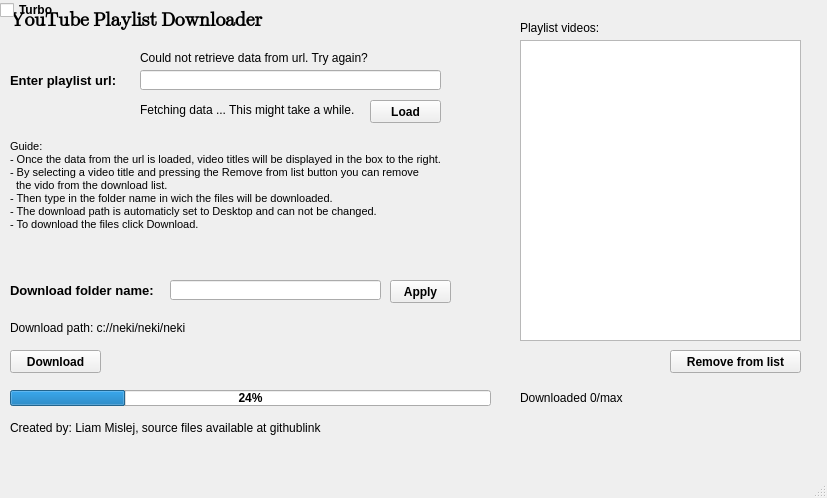
Before: the Qt Designer form ytpd_beta.ui in irahorecka/YouTubePlaylistDownloader, drawn with Qt 5.
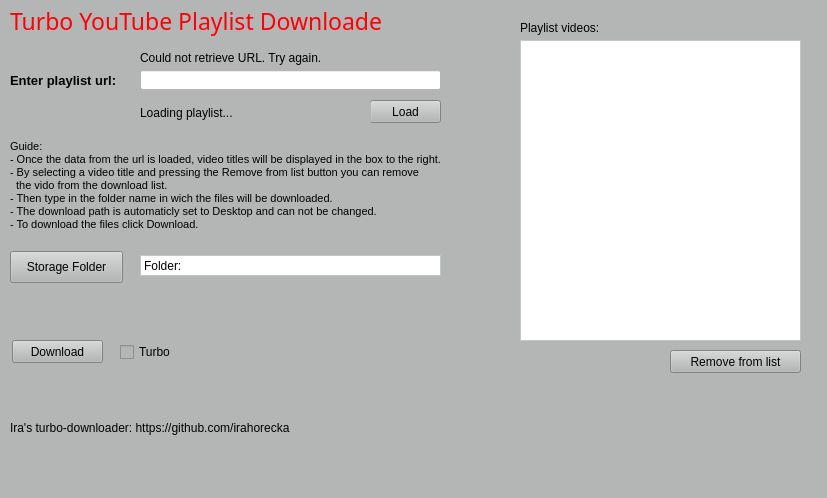
After: the same form once the commit is applied.

Commit message: working frontend and backend - allow turbo with mp3 converter

Patch:
```diff
--- a/ytpd_beta.ui
+++ b/ytpd_beta.ui
@@ -20,27 +20,38 @@
   <property name="windowTitle">
    <string>MainWindow</string>
   </property>
+  <property name="autoFillBackground">
+   <bool>false</bool>
+  </property>
+  <property name="styleSheet">
+   <string notr="true">background-color:rgb(180, 182, 182)</string>
+  </property>
   <widget class="QWidget" name="centralwidget">
    <widget class="QLabel" name="title_label">
     <property name="geometry">
      <rect>
       <x>10</x>
       <y>0</y>
-      <width>271</width>
+      <width>371</width>
       <height>41</height>
      </rect>
     </property>
     <property name="font">
      <font>
-      <family>Segoe UI Emoji</family>
-      <pointsize>14</pointsize>
-      <weight>75</weight>
-      <bold>true</bold>
+      <family>Menlo</family>
+      <pointsize>17</pointsize>
+      <weight>50</weight>
+      <italic>false</italic>
+      <bold>false</bold>
       <underline>false</underline>
+      <kerning>true</kerning>
      </font>
     </property>
+    <property name="styleSheet">
+     <string notr="true">color: rgb(252, 1, 7)</string>
+    </property>
     <property name="text">
-     <string>YouTube Playlist Downloader</string>
+     <string notr="true">Turbo YouTube Playlist Downloader</string>
     </property>
    </widget>
    <widget class="QListWidget" name="listWidget">
@@ -52,6 +63,9 @@
       <height>301</height>
      </rect>
     </property>
+    <property name="styleSheet">
+     <string notr="true">background-color: rgb(255, 255, 255)</string>
+    </property>
    </widget>
    <widget class="QLabel" name="enter_playlist_url_label">
     <property name="geometry">
@@ -83,6 +97,9 @@
       <height>20</height>
      </rect>
     </property>
+    <property name="styleSheet">
+     <string notr="true">background-color: rgb(255, 255, 255)</string>
+    </property>
    </widget>
    <widget class="QPushButton" name="url_load_button">
     <property name="geometry">
@@ -110,19 +127,6 @@
      <string>Remove from list</string>
     </property>
    </widget>
-   <widget class="QProgressBar" name="progressBar">
-    <property name="geometry">
-     <rect>
-      <x>10</x>
-      <y>390</y>
-      <width>481</width>
-      <height>16</height>
-     </rect>
-    </property>
-    <property name="value">
-     <number>24</number>
-    </property>
-   </widget>
    <widget class="QLabel" name="url_error_label">
     <property name="geometry">
      <rect>
@@ -140,88 +144,27 @@
      </font>
     </property>
     <property name="text">
-     <string>Could not retrieve data from url. Try again?</string>
+     <string>Could not retrieve URL. Try again.</string>
     </property>
    </widget>
    <widget class="QLabel" name="url_fetching_data_label">
     <property name="geometry">
      <rect>
       <x>140</x>
-      <y>100</y>
+      <y>102</y>
       <width>231</width>
-      <height>20</height>
-     </rect>
-    </property>
-    <property name="font">
-     <font>
-      <weight>50</weight>
-      <bold>false</bold>
-      <underline>false</underline>
-     </font>
-    </property>
-    <property name="text">
-     <string>Fetching data ... This might take a while.</string>
-    </property>
-   </widget>
-   <widget class="QLabel" name="download_folder_name_label">
-    <property name="geometry">
-     <rect>
-      <x>10</x>
-      <y>280</y>
-      <width>161</width>
       <height>21</height>
      </rect>
     </property>
     <property name="font">
      <font>
-      <pointsize>10</pointsize>
-     </font>
-    </property>
-    <property name="text">
-     <string>Download folder name:</string>
-    </property>
-   </widget>
-   <widget class="QLineEdit" name="folder_name_input">
-    <property name="geometry">
-     <rect>
-      <x>170</x>
-      <y>280</y>
-      <width>211</width>
-      <height>20</height>
-     </rect>
-    </property>
-   </widget>
-   <widget class="QPushButton" name="folder_name_button">
-    <property name="geometry">
-     <rect>
-      <x>390</x>
-      <y>280</y>
-      <width>61</width>
-      <height>23</height>
-     </rect>
-    </property>
-    <property name="text">
-     <string>Apply</string>
-    </property>
-   </widget>
-   <widget class="QLabel" name="download_path_label">
-    <property name="geometry">
-     <rect>
-      <x>10</x>
-      <y>320</y>
-      <width>371</width>
-      <height>16</height>
-     </rect>
-    </property>
-    <property name="font">
-     <font>
       <weight>50</weight>
       <bold>false</bold>
       <underline>false</underline>
      </font>
     </property>
     <property name="text">
-     <string>Download path: c://neki/neki/neki</string>
+     <string>Loading playlist...</string>
     </property>
    </widget>
    <widget class="QLabel" name="guide_label">
@@ -274,8 +217,8 @@
    <widget class="QPushButton" name="download_button">
     <property name="geometry">
      <rect>
-      <x>10</x>
-      <y>350</y>
+      <x>12</x>
+      <y>340</y>
       <width>91</width>
       <height>23</height>
      </rect>
@@ -287,9 +230,9 @@
    <widget class="QLabel" name="downloaded_label">
     <property name="geometry">
      <rect>
-      <x>520</x>
-      <y>390</y>
-      <width>231</width>
+      <x>10</x>
+      <y>380</y>
+      <width>131</width>
       <height>16</height>
      </rect>
     </property>
@@ -301,7 +244,7 @@
      </font>
     </property>
     <property name="text">
-     <string>Downloaded 0/max</string>
+     <string/>
     </property>
    </widget>
    <widget class="QLabel" name="credits_label">
@@ -321,14 +264,60 @@
      </font>
     </property>
     <property name="text">
-     <string>Created by: Liam Mislej, source files available at githublink</string>
+     <string>Ira's turbo-downloader: https://github.com/irahorecka</string>
     </property>
    </widget>
-   <widget class="QCheckBox" name="checkBox">
+   <widget class="QCheckBox" name="turbo_enable">
+    <property name="geometry">
+     <rect>
+      <x>120</x>
+      <y>342</y>
+      <width>62</width>
+      <height>20</height>
+     </rect>
+    </property>
     <property name="text">
      <string>Turbo</string>
     </property>
    </widget>
+   <widget class="QPushButton" name="download_path">
+    <property name="geometry">
+     <rect>
+      <x>10</x>
+      <y>251</y>
+      <width>113</width>
+      <height>32</height>
+     </rect>
+    </property>
+    <property name="text">
+     <string>Storage Folder</string>
+    </property>
+    <property name="autoDefault">
+     <bool>false</bool>
+    </property>
+   </widget>
+   <widget class="QLabel" name="download_folder_select">
+    <property name="geometry">
+     <rect>
+      <x>140</x>
+      <y>255</y>
+      <width>301</width>
+      <height>21</height>
+     </rect>
+    </property>
+    <property name="styleSheet">
+     <string notr="true">background-color: rgb(255, 255, 255)</string>
+    </property>
+    <property name="frameShape">
+     <enum>QFrame::StyledPanel</enum>
+    </property>
+    <property name="frameShadow">
+     <enum>QFrame::Plain</enum>
+    </property>
+    <property name="text">
+     <string>Folder: </string>
+    </property>
+   </widget>
   </widget>
   <widget class="QMenuBar" name="menubar">
    <property name="geometry">
```
The commit also changes 2 other files.
